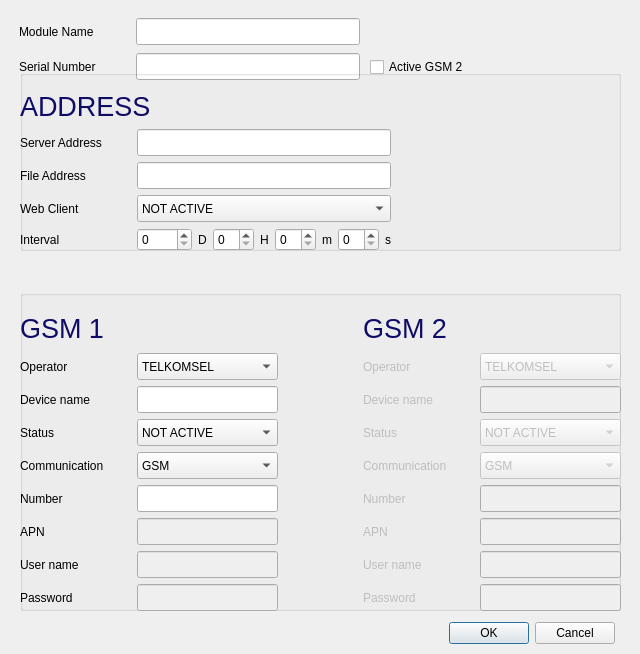
Above: view/form_addmodule.ui from zenaki/RTU before the change. Below: the same form after it.
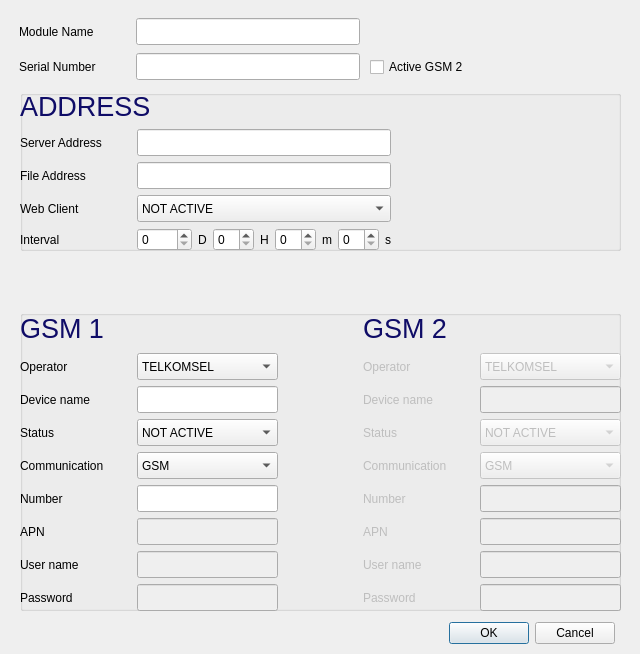
That is the form after the change. Icons and pictures are not drawn.

What changed in the file:
```diff
--- a/view/form_addmodule.ui
+++ b/view/form_addmodule.ui
@@ -131,9 +131,9 @@
    <property name="geometry">
     <rect>
      <x>20</x>
-     <y>290</y>
+     <y>310</y>
      <width>601</width>
-     <height>321</height>
+     <height>301</height>
     </rect>
    </property>
    <property name="title">
@@ -143,7 +143,7 @@
     <property name="geometry">
      <rect>
       <x>0</x>
-      <y>20</y>
+      <y>0</y>
       <width>601</width>
       <height>301</height>
      </rect>
@@ -707,9 +707,9 @@
    <property name="geometry">
     <rect>
      <x>20</x>
-     <y>70</y>
+     <y>90</y>
      <width>601</width>
-     <height>181</height>
+     <height>161</height>
     </rect>
    </property>
    <property name="title">
@@ -719,7 +719,7 @@
     <property name="geometry">
      <rect>
       <x>0</x>
-      <y>20</y>
+      <y>0</y>
       <width>371</width>
       <height>161</height>
      </rect>
```
